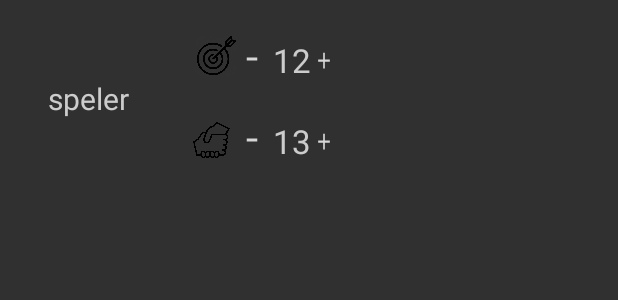
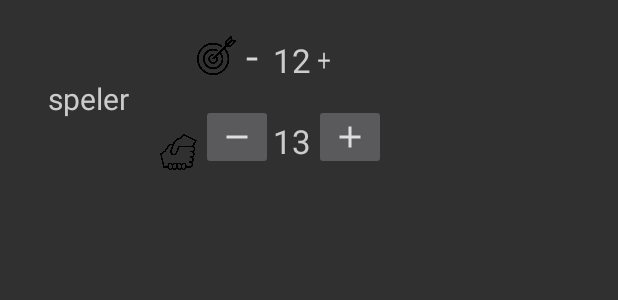
Before and after one commit to Bosmansc/OfflineSoccerManager, an Android app: the layout activity_goals_and_assists_edit.xml on its own in the app's theme, with its tools: preview values and no code run, on a phone screen of 412 x 824 dp. Shown: the top 300 px of the screen. Run offline under Robolectric (Android 15) with nearby library versions, the phone set to English and light mode, and no system bars; network calls fail.

```diff
--- a/app/build.gradle
+++ b/app/build.gradle
@@ -5,7 +5,7 @@ android {
     compileSdkVersion 28
     defaultConfig {
         applicationId "bosmans.frigo"
-        minSdkVersion 15
+        minSdkVersion 16
         targetSdkVersion 28
         versionCode 6
         versionName "6.0"
@@ -26,7 +26,10 @@ dependencies {
     implementation 'com.android.support.constraint:constraint-layout:1.1.3'
     implementation 'com.android.volley:volley:1.1.0'
     implementation 'com.google.code.gson:gson:2.8.2'
+    implementation 'com.google.firebase:firebase-core:16.0.9'
     testImplementation 'junit:junit:4.12'
     androidTestImplementation 'com.android.support.test:runner:1.0.2'
     androidTestImplementation 'com.android.support.test.espresso:espresso-core:3.0.2'
+
 }
+apply plugin: 'com.google.gms.google-services'
--- a/app/src/main/java/bosmans/frigo/CustomAdapter.java
+++ b/app/src/main/java/bosmans/frigo/CustomAdapter.java
@@ -56,9 +56,9 @@ public class CustomAdapter extends BaseAdapter {
             holder.tvnumber = (TextView) convertView.findViewById(R.id.number);
             holder.tvAssists = (TextView) convertView.findViewById(R.id.numberAssist);
             holder.btn_plus = (Button) convertView.findViewById(R.id.plus);
-            holder.btn_plusAssists = (Button) convertView.findViewById(R.id.plusAssists);
+            holder.btn_plusAssists = convertView.findViewById(R.id.plusAssists);
             holder.btn_minus = (Button) convertView.findViewById(R.id.minus);
-            holder.btn_minusAssists = (Button) convertView.findViewById(R.id.minusAssist);
+            holder.btn_minusAssists = convertView.findViewById(R.id.minusAssists);
 
             convertView.setTag(holder);
         }else {
--- a/app/src/main/res/layout/activity_goals_and_assists_edit.xml
+++ b/app/src/main/res/layout/activity_goals_and_assists_edit.xml
@@ -68,8 +68,8 @@
         android:id="@+id/imageView3"
         android:layout_width="30dp"
         android:layout_height="24dp"
-        app:layout_constraintBottom_toBottomOf="@+id/minusAssistsbutton"
-        app:layout_constraintStart_toStartOf="@+id/imageView2"
+        app:layout_constraintBottom_toBottomOf="@+id/minusAssists"
+        app:layout_constraintEnd_toStartOf="@+id/minusAssists"
         app:srcCompat="@drawable/helpinghand" />
 
     <Button
@@ -89,24 +89,6 @@
         app:layout_constraintBottom_toBottomOf="@+id/number"
         app:layout_constraintStart_toEndOf="@+id/number" />
 
-    <Button
-        android:id="@+id/minusAssist"
-        android:layout_width="45dp"
-        android:layout_height="41dp"
-        android:layout_marginTop="20dp"
-        android:alpha="0"
-        android:visibility="visible"
-        app:layout_constraintStart_toStartOf="@+id/minus"
-        app:layout_constraintTop_toTopOf="@+id/speler" />
-
-    <Button
-        android:id="@+id/plusAssists"
-        android:layout_width="40dp"
-        android:layout_height="41dp"
-        android:alpha="0"
-        app:layout_constraintBottom_toBottomOf="@+id/numberAssist"
-        app:layout_constraintStart_toEndOf="@+id/numberAssist" />
-
     <TextView
         android:id="@+id/numberAssist"
         android:layout_width="27dp"
@@ -114,28 +96,25 @@
         android:text="13"
         android:textAppearance="?android:attr/textAppearanceLarge"
         android:textColor="@color/colorPrimary"
-        app:layout_constraintBottom_toBottomOf="@+id/minusAssist"
-        app:layout_constraintStart_toEndOf="@+id/minus" />
+        app:layout_constraintStart_toEndOf="@+id/minus"
+        app:layout_constraintTop_toBottomOf="@+id/speler" />
 
-    <Button
-        android:id="@+id/plusAssistsbutton"
-        android:layout_width="13dp"
-        android:layout_height="18dp"
-        android:layout_marginBottom="2dp"
-        android:background="@drawable/plus"
-        android:textColor="#000"
-        app:layout_constraintBottom_toBottomOf="@+id/minusAssistsbutton"
-        app:layout_constraintStart_toEndOf="@+id/numberAssist" />
+    <ImageButton
+        android:id="@+id/minusAssists"
+        android:layout_width="wrap_content"
+        android:layout_height="wrap_content"
+        app:layout_constraintBottom_toBottomOf="@+id/numberAssist"
+        app:layout_constraintEnd_toStartOf="@+id/numberAssist"
+        app:srcCompat="@drawable/min"
+        />
 
-    <Button
-        android:id="@+id/minusAssistsbutton"
-        android:layout_width="12dp"
-        android:layout_height="24dp"
-
-        android:layout_marginBottom="8dp"
-        android:background="@drawable/min"
+    <ImageButton
+        android:id="@+id/plusAssists"
+        android:layout_width="wrap_content"
+        android:layout_height="wrap_content"
         app:layout_constraintBottom_toBottomOf="@+id/numberAssist"
-        app:layout_constraintStart_toEndOf="@+id/imageView2" />
+        app:layout_constraintStart_toEndOf="@+id/numberAssist"
+        app:srcCompat="@drawable/plus" />
 
 
 </android.support.constraint.ConstraintLayout>
--- a/build.gradle
+++ b/build.gradle
@@ -8,6 +8,7 @@ buildscript {
     }
     dependencies {
         classpath 'com.android.tools.build:gradle:3.4.0'
+        classpath 'com.google.gms:google-services:4.2.0'
 
         // NOTE: Do not place your application dependencies here; they belong
         // in the individual module build.gradle files
```
Also changed, not shown: app/src/main/AndroidManifest.xml (+16 -6 lines), app/src/main/java/bosmans/frigo/AlarmReceiver.java (added, +40 -0 lines), app/src/main/java/bosmans/frigo/LoginActivity.java (+18 -6 lines), app/src/main/java/bosmans/frigo/MainActivity.java (+8 -2 lines), app/src/main/java/bosmans/frigo/MyReceiver.java (added, +109 -0 lines), app/src/main/java/bosmans/frigo/NotificationActivity.java (added, +88 -0 lines), app/src/main/java/bosmans/frigo/NotificationScheduler.java (added, +133 -0 lines).
